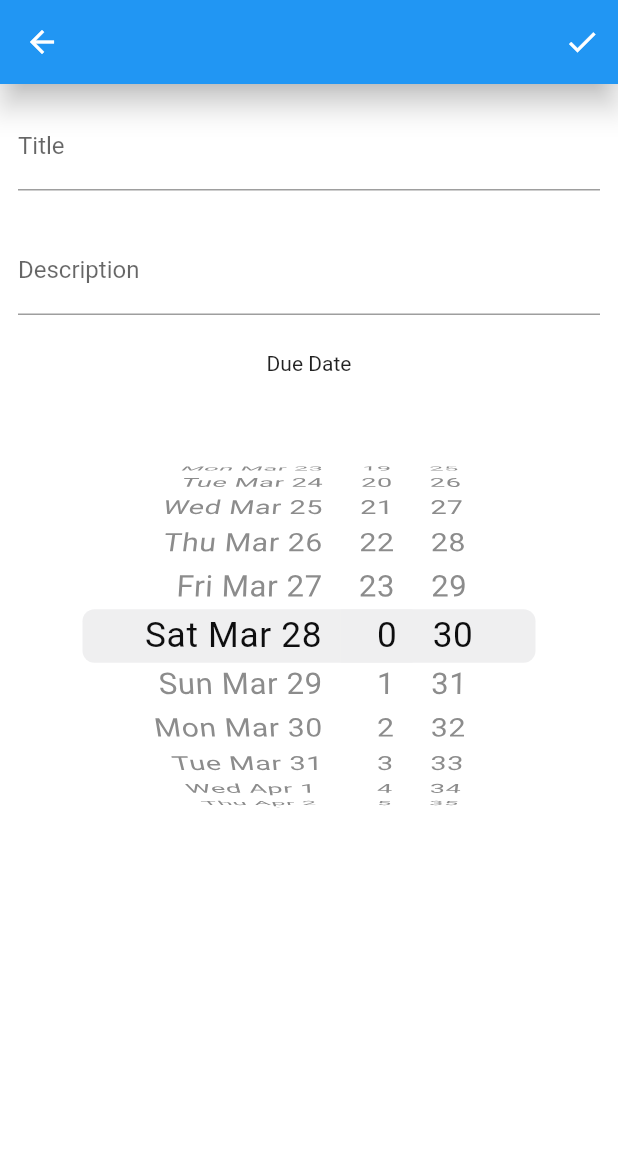
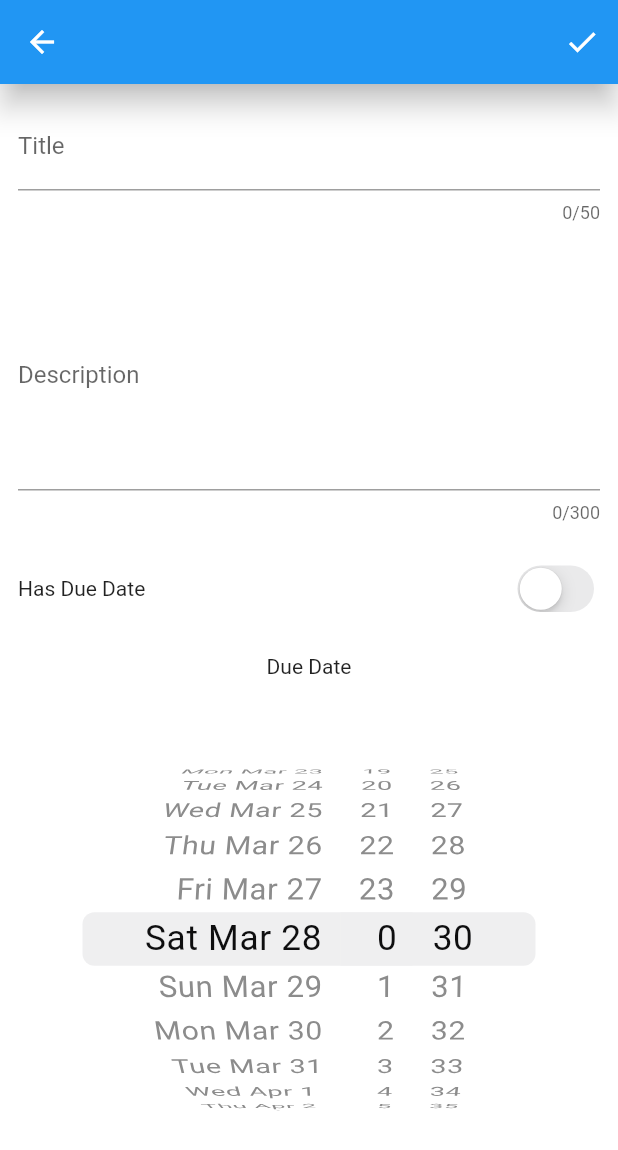
Before and after one commit to Livinglist/Kaby, a Flutter app: the TaskCreatePage screen opened directly, on a phone screen of 412 x 824 dp. Shown: the top 1150 px of the screen. Run offline on Flutter 3.47's test engine with Material 2 defaults, Android fonts, the phone set to English and light mode, and no system bars; our stand-ins replace rxdart, shared_preferences, sqflite; accounts and stored records are empty.

```diff
--- a/lib/models/task.dart
+++ b/lib/models/task.dart
@@ -27,7 +27,9 @@ class Task {
 
   Task({this.title, this.description, this.createdDate, this.finishedDate, this.dueDate, this.status});
 
-  Task.create({this.title, this.description, this.dueDate}) : this.createdDate = DateTime.now().toUtc();
+  Task.create({this.title, this.description, DateTime dueDate})
+      : this.dueDate = dueDate?.toUtc() ?? null,
+        this.createdDate = DateTime.now().toUtc();
 
   Task.fromMap(Map map) : this.createdDate = map[createdDateKey] == "null" ? null : DateTime.parse(map[createdDateKey]) {
     this.id = map[idKey];
--- a/lib/ui/task_create_page.dart
+++ b/lib/ui/task_create_page.dart
@@ -15,7 +15,11 @@ class _TaskCreatePageState extends State<TaskCreatePage> {
   final descriptionController = TextEditingController();
   final formKey = GlobalKey<FormState>();
 
-  DateTime dueDate;
+  String titleCharCount = '0/50', desCharCount = '0/250';
+
+  DateTime dueDate = DateTime.now().add(Duration(hours: 24 - DateTime.now().hour));
+
+  bool hasDueDate = false;
 
   Task task;
 
@@ -33,7 +37,7 @@ class _TaskCreatePageState extends State<TaskCreatePage> {
                 var title = titleController.text;
                 var description = descriptionController.text;
 
-                task = Task.create(title: title, description: description, dueDate: dueDate);
+                task = Task.create(title: title, description: description, dueDate: hasDueDate ? dueDate : null);
 
                 projectBloc.addTask(task);
 
@@ -51,11 +55,16 @@ class _TaskCreatePageState extends State<TaskCreatePage> {
               Padding(
                 padding: EdgeInsets.all(12),
                 child: TextFormField(
+                  maxLength: 50,
+                  maxLengthEnforced: false,
                   controller: titleController,
                   decoration: InputDecoration(hintText: "Title", labelText: "Title"),
                   validator: (String value) {
                     if (value.trim().isEmpty) {
                       return "Title cannot be empty.";
+                    }
+                    if (value.trim().length > 50) {
+                      return "Title cannot be more than 50 characters.";
                     }
                     return null;
                   },
@@ -64,8 +73,34 @@ class _TaskCreatePageState extends State<TaskCreatePage> {
               Padding(
                 padding: EdgeInsets.all(12),
                 child: TextFormField(
+                  maxLength: 300,
+                  maxLengthEnforced: false,
+                  maxLines: 6,
                   controller: descriptionController,
                   decoration: InputDecoration(hintText: "Description", labelText: "Description"),
+                  validator: (String value) {
+                    if (value == null || value.isEmpty) return null;
+                    if (value.trim().length > 300) {
+                      return "Description cannot be more than 300 characters.";
+                    }
+                    return null;
+                  },
+                ),
+              ),
+              Padding(
+                padding: EdgeInsets.all(12),
+                child: Row(
+                  children: <Widget>[
+                    Text("Has Due Date"),
+                    Spacer(),
+                    CupertinoSwitch(
+                        value: hasDueDate,
+                        onChanged: (val) {
+                          setState(() {
+                            hasDueDate = val;
+                          });
+                        })
+                  ],
                 ),
               ),
               Padding(
@@ -79,7 +114,7 @@ class _TaskCreatePageState extends State<TaskCreatePage> {
                     width: MediaQuery.of(context).size.width,
                     child: CupertinoDatePicker(
                         use24hFormat: true,
-                        initialDateTime: DateTime.now().add(Duration(hours: 24 - DateTime.now().hour)),
+                        initialDateTime: dueDate,
                         onDateTimeChanged: (DateTime dateTime) {
                           dueDate = dateTime;
                         },
--- /dev/null
+++ b/lib/utils/datetime_extension.dart
@@ -0,0 +1,5 @@
+extension DateTimeExtension on DateTime {
+  String toCustomString() {
+    return "${this.month.toString().padLeft(2, '0')}-${this.day.toString().padLeft(2, '0')}-${this.year}";
+  }
+}
```
Also changed, not shown: lib/ui/home_page.dart (+70 -5 lines), 1 other file.
